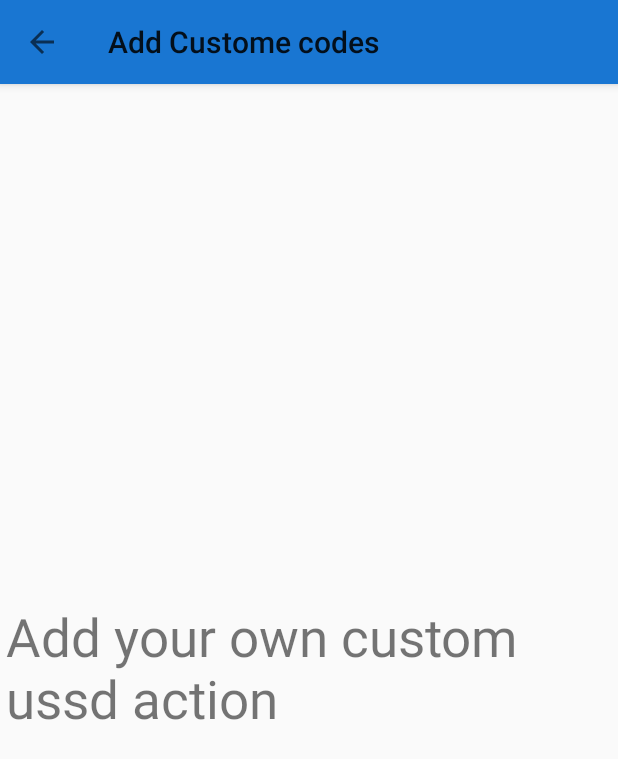
After one commit to kamasuPaul/USSD-Helper, an Android app: the AddYourOwnActionActivity screen opened directly, with no data from a screen before it, on a phone screen of 412 x 824 dp. The commit adds this screen. Shown: the top 759 px of the screen. Run offline under Robolectric (Android 15) with nearby library versions, the phone set to English and light mode, and no system bars.

Commit message:
added AddYourOwnActionActivity and its toobar

```diff
--- /dev/null
+++ b/app/src/main/java/com/example/ussdhelper/AddYourOwnActionActivity.java
@@ -0,0 +1,32 @@
+package com.example.ussdhelper;
+
+import androidx.appcompat.app.AppCompatActivity;
+import androidx.appcompat.widget.Toolbar;
+
+import android.os.Bundle;
+import android.view.MenuItem;
+
+public class AddYourOwnActionActivity extends AppCompatActivity {
+
+    @Override
+    protected void onCreate(Bundle savedInstanceState) {
+        super.onCreate(savedInstanceState);
+        setContentView(R.layout.activity_add_your_own_action);
+        setupToolBar();
+    }
+
+    private void setupToolBar() {
+        Toolbar toolbar = findViewById(R.id.toolbar);
+        setSupportActionBar(toolbar);
+        getSupportActionBar().setTitle("Add Custome codes");
+        getSupportActionBar().setDisplayHomeAsUpEnabled(true);
+    }
+
+    @Override
+    public boolean onOptionsItemSelected(MenuItem item) {
+        if(item.getItemId() == android.R.id.home){
+            finish();
+        }
+        return super.onOptionsItemSelected(item);
+    }
+}
--- /dev/null
+++ b/app/src/main/res/layout/activity_add_your_own_action.xml
@@ -0,0 +1,38 @@
+<?xml version="1.0" encoding="utf-8"?>
+<androidx.constraintlayout.widget.ConstraintLayout xmlns:android="http://schemas.android.com/apk/res/android"
+    xmlns:app="http://schemas.android.com/apk/res-auto"
+    xmlns:tools="http://schemas.android.com/tools"
+    android:layout_width="match_parent"
+    android:layout_height="match_parent"
+    tools:context=".AddYourOwnActionActivity">
+
+    <com.google.android.material.appbar.AppBarLayout
+        android:layout_width="match_parent"
+        android:layout_height="wrap_content"
+        android:layout_marginBottom="294dp"
+        app:layout_constraintBottom_toTopOf="@+id/textView2"
+        app:layout_constraintEnd_toEndOf="parent"
+        app:layout_constraintStart_toStartOf="parent"
+        app:layout_constraintTop_toTopOf="parent"
+        app:layout_constraintVertical_bias="0.0">
+
+        <androidx.appcompat.widget.Toolbar
+            android:id="@+id/toolbar"
+            android:layout_width="wrap_content"
+            android:layout_height="wrap_content" />
+    </com.google.android.material.appbar.AppBarLayout>
+
+    <TextView
+        android:id="@+id/textView2"
+        android:layout_width="wrap_content"
+        android:layout_height="wrap_content"
+        android:layout_marginStart="16dp"
+        android:layout_marginEnd="8dp"
+        android:text="Add your own custom ussd action"
+        android:textSize="@dimen/spacing_xlarge"
+        app:layout_constraintBottom_toBottomOf="parent"
+        app:layout_constraintEnd_toEndOf="parent"
+        app:layout_constraintStart_toStartOf="parent"
+        app:layout_constraintTop_toTopOf="parent"
+        app:layout_constraintVertical_bias="0.545" />
+</androidx.constraintlayout.widget.ConstraintLayout>
--- a/app/src/main/res/layout/activity_main.xml
+++ b/app/src/main/res/layout/activity_main.xml
@@ -40,5 +40,5 @@
         android:layout_height="wrap_content"
         android:layout_gravity="bottom|end"
         android:layout_margin="@dimen/fab_margin"
-        app:srcCompat="@android:drawable/ic_dialog_email" />
+        app:srcCompat="@drawable/ic_add" />
 </androidx.coordinatorlayout.widget.CoordinatorLayout>
```
Also changed, not shown: app/src/main/AndroidManifest.xml (+10 -9 lines), app/src/main/java/com/example/ussdhelper/MainActivity.java (+1 -8 lines), app/src/main/res/drawable-v24/ic_add.xml (added, +9 -0 lines).
